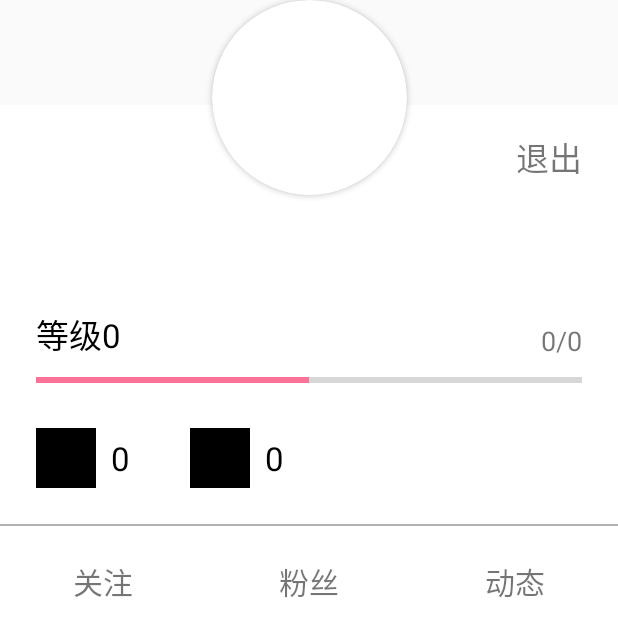
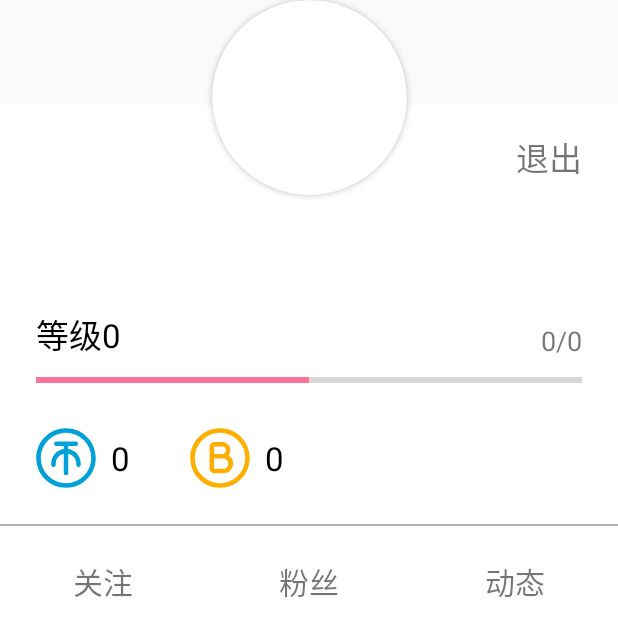
Before and after one commit to SuYueQiuLiang/PiliPili, an Android app: the layout user_information_dialog.xml on its own in the app's theme, with its tools: preview values and no code run, on a phone screen of 412 x 824 dp. Shown: the top 637 px of the screen. Run offline under Robolectric (Android 15) with nearby library versions, the phone set to English and light mode, and no system bars.

Commit message:
添加图标。

```diff
--- a/app/src/main/java/org/suyueqiuliang/pilipili/MainActivity.java
+++ b/app/src/main/java/org/suyueqiuliang/pilipili/MainActivity.java
@@ -265,7 +265,7 @@ public class MainActivity extends AppCompatActivity {
                     wasLogin = false;
                     userData = null;
                     userInformation = null;
-                    userHead.setImageDrawable(getDrawable(R.drawable.test_head));
+                    userHead.setImageDrawable(getDrawable(R.drawable.avatar_square_grey));
                     userName.setText(getResources().getText(R.string.login_message));
                 }
             }
@@ -275,7 +275,7 @@ public class MainActivity extends AppCompatActivity {
     private boolean logout(final ToolClass toolClass, final ImageView userHead, final TextView userName){
         if(wasLogin){
             toolClass.logout();
-            userHead.setImageResource(R.drawable.test_head);
+            userHead.setImageResource(R.drawable.avatar_square_grey);
             userName.setText(getString(R.string.not_login_message));
             wasLogin = false;
             userData = null;
--- /dev/null
+++ b/app/src/main/res/drawable/ic_bilibili_bi.xml
@@ -0,0 +1,4 @@
+<vector android:height="24dp" android:viewportHeight="1024"
+    android:viewportWidth="1024" android:width="24dp" xmlns:android="http://schemas.android.com/apk/res/android">
+    <path android:fillColor="#FFAE00" android:pathData="M410.21,445.08h136.91a64.82,64.82 0,0 0,0 -129.64h-128a8.86,8.86 0,0 0,-8.91 8.86v120.78zM657,469.56a164.56,164.56 0,0 1,-86.43 304.64L419.12,774.2c-47.31,0 -85.66,-38.4 -85.66,-85.71L333.47,324.3c0,-47.31 38.4,-85.66 85.66,-85.66h128.05a141.62,141.62 0,0 1,109.93 230.91zM570.62,521.88L410.21,521.88v166.6c0,4.92 3.99,8.86 8.86,8.86h151.55a87.76,87.76 0,0 0,0 -175.46zM512,1019.75C231.58,1019.75 4.25,792.42 4.25,512 4.25,231.58 231.58,4.25 512,4.25c280.42,0 507.75,227.33 507.75,507.75 0,280.42 -227.33,507.75 -507.75,507.75zM512,942.95a430.95,430.95 0,1 0,0 -861.9,430.95 430.95,0 0,0 0,861.9z"/>
+</vector>
--- /dev/null
+++ b/app/src/main/res/drawable/ic_yingbi.xml
@@ -0,0 +1,4 @@
+<vector android:height="24dp" android:viewportHeight="1024"
+    android:viewportWidth="1024" android:width="24dp" xmlns:android="http://schemas.android.com/apk/res/android">
+    <path android:fillColor="#00A1D6" android:pathData="M473.6,360.09L473.6,306.02L346.11,306.02a38.4,38.4 0,0 1,0 -76.8h331.78a38.4,38.4 0,1 1,0 76.8h-127.49v54.07c120.68,18.23 213.35,120.83 213.35,244.99v23.3a38.4,38.4 0,0 1,-76.8 0v-23.3c0,-81.41 -58.32,-149.81 -136.55,-166.91L550.4,768a38.4,38.4 0,1 1,-76.8 0L473.6,438.17c-78.23,17.1 -136.55,85.5 -136.55,166.91v23.3a38.4,38.4 0,0 1,-76.8 0v-23.3c0,-124.16 92.67,-226.82 213.35,-244.99zM512,1019.75C231.58,1019.75 4.25,792.42 4.25,512 4.25,231.58 231.58,4.25 512,4.25c280.42,0 507.75,227.33 507.75,507.75 0,280.42 -227.33,507.75 -507.75,507.75zM512,942.95a430.95,430.95 0,1 0,0 -861.9,430.95 430.95,0 0,0 0,861.9z"/>
+</vector>
--- a/app/src/main/res/layout/user_information_dialog.xml
+++ b/app/src/main/res/layout/user_information_dialog.xml
@@ -152,7 +152,7 @@
                 android:layout_marginStart="@dimen/activity_horizontal_margin"
                 android:layout_width="40dp"
                 android:layout_height="40dp"
-                android:src="@color/black"/>
+                android:src="@drawable/ic_yingbi"/>
 
             <TextView
                 android:id="@+id/user_information_dialog_coins_text"
@@ -174,7 +174,7 @@
                 android:layout_marginStart="40dp"
                 android:layout_width="40dp"
                 android:layout_height="40dp"
-                android:src="@color/black"/>
+                android:src="@drawable/ic_bilibili_bi"/>
 
             <TextView
                 android:id="@+id/user_information_dialog_wallet_text"
```
